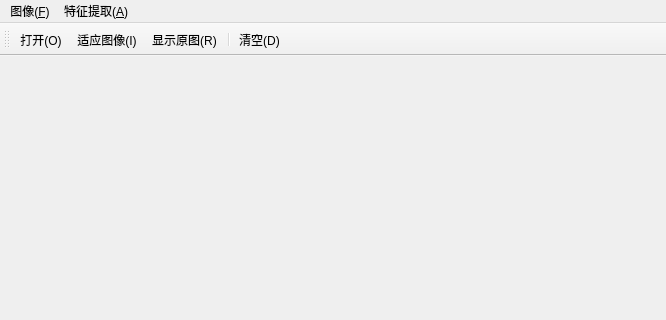
Before: the Qt Designer form mainwindow.ui in WHULS/ImageFactory, drawn with Qt 5; both pictures show x 0 to 666 and y 0 to 320 of the 666 by 483 pixel window.
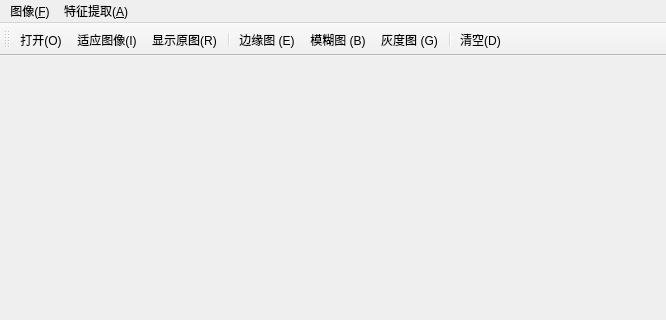
After: the same form once the commit is applied. Icons and pictures are not drawn.

What changed in the file:
```diff
--- a/mainwindow.ui
+++ b/mainwindow.ui
@@ -28,6 +28,10 @@
    <addaction name="fit_to_image"/>
    <addaction name="show_srcImage"/>
    <addaction name="separator"/>
+   <addaction name="show_edge"/>
+   <addaction name="show_blur"/>
+   <addaction name="show_gray"/>
+   <addaction name="separator"/>
    <addaction name="clear_image"/>
   </widget>
   <widget class="QMenuBar" name="menuBar">
@@ -167,6 +171,33 @@
     <string>Prewitt (&amp;P)</string>
    </property>
   </action>
+  <action name="show_edge">
+   <property name="icon">
+    <iconset resource="icons.qrc">
+     <normaloff>:/images/images/datadig.png</normaloff>:/images/images/datadig.png</iconset>
+   </property>
+   <property name="text">
+    <string>边缘图 (&amp;E)</string>
+   </property>
+  </action>
+  <action name="show_blur">
+   <property name="icon">
+    <iconset resource="icons.qrc">
+     <normaloff>:/images/images/datadig.png</normaloff>:/images/images/datadig.png</iconset>
+   </property>
+   <property name="text">
+    <string>模糊图 (&amp;B)</string>
+   </property>
+  </action>
+  <action name="show_gray">
+   <property name="icon">
+    <iconset resource="icons.qrc">
+     <normaloff>:/images/images/datadig.png</normaloff>:/images/images/datadig.png</iconset>
+   </property>
+   <property name="text">
+    <string>灰度图 (&amp;G)</string>
+   </property>
+  </action>
  </widget>
  <layoutdefault spacing="6" margin="11"/>
  <resources>
```
